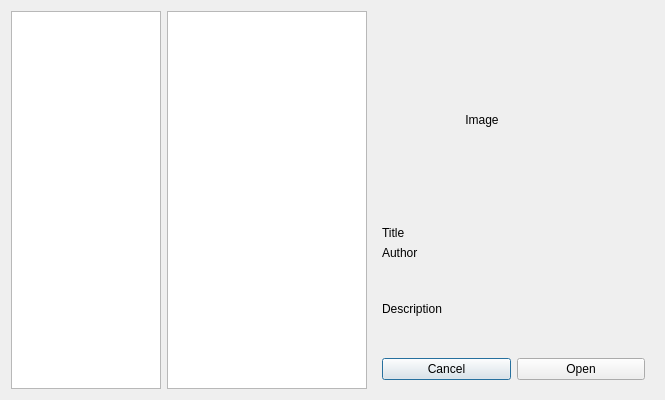
Above: grc/gui_qt/resources/example_browser.ui from prowess-vu/gnuradio before the change. Below: the same form after it.
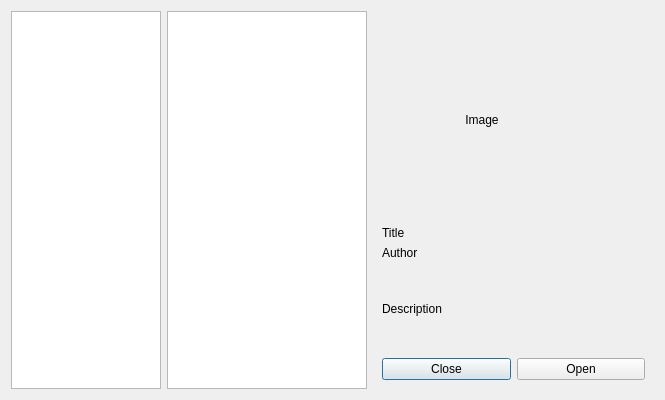
That is the form after the change.

Commit message: grcqt: Rename "Cancel" to "Close"

Diff of the .ui file:
```diff
--- a/grc/gui_qt/resources/example_browser.ui
+++ b/grc/gui_qt/resources/example_browser.ui
@@ -141,7 +141,7 @@
           <item>
            <widget class="QPushButton" name="cancel_button">
             <property name="text">
-             <string>Cancel</string>
+             <string>Close</string>
             </property>
            </widget>
           </item>
```
Left out of the diff: 2 changed lines with no effect on the pictures. The commit also changes 1 other file.
